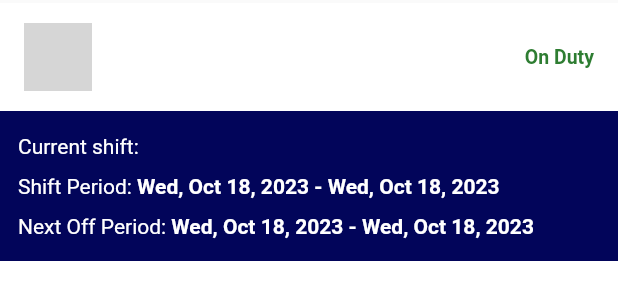
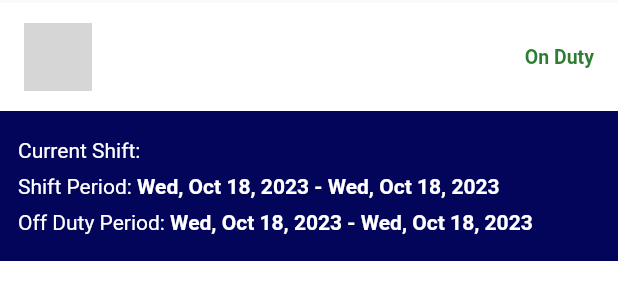
Before and after one commit to Enisco/hospital_staff_management, a Flutter app: the StaffCard widget shown alone on an empty page, opened directly with empty values, on a phone screen of 412 x 824 dp. Shown: the top 300 px of the screen. Run offline on Flutter 3.47's test engine with Material 2 defaults, Android fonts, the phone set to English and light mode, and no system bars; our stand-ins replace avatar_glow, cached_network_image, carousel_slider, equatable, expandable, firebase_core and 9 more; missing offline and left inert: cupertino_will_pop_scope, omni_datetime_picker; accounts and stored records are empty; network calls fail; project files that could hold a hidden picture were left out; grey boxes are pictures that could not be loaded.

Commit message:
completed time chck logics on staff card

```diff
--- a/lib/ui/features/homepage/homepage_views/widgets/staffs_card.dart
+++ b/lib/ui/features/homepage/homepage_views/widgets/staffs_card.dart
@@ -23,7 +23,7 @@ class StaffCard extends StatelessWidget {
     required DateTime endDate,
   }) {
     String formattedDateString =
-        "${DateFormat.yMMMEd().format(startDate)} - ${DateFormat.yMMMEd().format(endDate)} ";
+        "${DateFormat.yMMMEd().format(startDate)} - ${DateFormat.yMMMEd().format(endDate)}";
     return formattedDateString;
   }
 
@@ -101,8 +101,8 @@ class StaffCard extends StatelessWidget {
 
                 /// Check if schedules exist,
                 /// If exists, check if the shift and off end dates are not before today
-                  staffData.offPeriod?.start == null &&
-                              staffData.currentShift?.start == null ||
+                (staffData.offPeriod?.start == null &&
+                            staffData.currentShift?.start == null) ||
                         (staffData.offPeriod?.end?.isBefore(DateTime.now()) ==
                                 true &&
                             staffData.currentShift?.end
@@ -118,66 +118,76 @@ class StaffCard extends StatelessWidget {
                         color: AppColors.kPrimaryColor,
                         child: Column(
                           crossAxisAlignment: CrossAxisAlignment.start,
-                            mainAxisAlignment: staffData.offPeriod?.start
-                                        ?.isBefore(DateTime.now()) ==
-                                    true
-                                ? MainAxisAlignment.center
-                                : MainAxisAlignment.spaceAround,
+                          mainAxisAlignment: MainAxisAlignment.spaceEvenly,
                           children: [
-                              // Check if Duty time hasn't elapsed
-                              staffData.offPeriod?.start
-                                          ?.isBefore(DateTime.now()) ==
-                                      true
+                            // Check if Duty time is in the future
+
+                            staffData.currentShift?.start == null
                                 ? const SizedBox.shrink()
                                 : RichText(
                                     text: TextSpan(
-                                        text: staffData.offPeriod?.start
-                                                    ?.isAfter(DateTime.now()) ==
-                                                true
-                                            ? "Next Shift: "
-                                            : "Current shift: ",
+                                      text: (DateTime.now().isAtSameMomentAs(
+                                                      staffData.currentShift!
+                                                          .start!) ==
+                                                  true ||
+                                              DateTime.now().isAfter(staffData
+                                                      .currentShift!.start!) ==
+                                                  true)
+                                          ? "Current Shift: "
+                                          : "Next Shift: ",
                                       style: AppStyles.subStringStyle(
                                         14,
                                         AppColors.plainWhite,
                                       ),
                                       children: [
                                         TextSpan(
-                                            text:
-                                                staffData.currentShift?.shift ??
-                                                    'Unspecified',
+                                          text: DateTime.now().isAfter(staffData
+                                                      .currentShift!.end!) ==
+                                                  true
+                                              ? "Unspecified"
+                                              : staffData.currentShift?.start ==
+                                                      null
+                                                  ? "Unspecified"
+                                                  : staffData
+                                                      .currentShift!.shift,
                                           style: AppStyles.keyStringStyle(
-                                                14, AppColors.plainWhite),
+                                            14,
+                                            AppColors.plainWhite,
+                                          ),
                                         ),
                                       ],
                                     ),
                                   ),
 
-                              // Check if Duty time is in the future
-                              staffData.offPeriod?.start
-                                          ?.isBefore(DateTime.now()) ==
-                                      true
+                            staffData.currentShift?.start == null
                                 ? const SizedBox.shrink()
                                 : RichText(
                                     text: TextSpan(
-                                        text: staffData.offPeriod?.start
-                                                    ?.isAfter(DateTime.now()) ==
-                                                true
-                                            ? "Next Shift Period: "
-                                            : "Shift Period: ",
+                                      text: (DateTime.now().isAtSameMomentAs(
+                                                      staffData.currentShift!
+                                                          .start!) ==
+                                                  true ||
+                                              DateTime.now().isAfter(staffData
+                                                      .currentShift!.start!) ==
+                                                  true)
+                                          ? "Shift Period: "
+                                          : "Next Shift Period: ",
                                       style: AppStyles.subStringStyle(
                                         14,
                                         AppColors.plainWhite,
                                       ),
                                       children: [
                                         TextSpan(
-                                            text:
-                                                staffData.currentShift?.start ==
+                                          text: DateTime.now().isAfter(staffData
+                                                      .currentShift!.end!) ==
+                                                  true
+                                              ? "Unspecified"
+                                              : staffData.currentShift?.start ==
                                                       null
                                                   ? "Unspecified"
                                                   : formatPeriod(
                                                       startDate: staffData
-                                                            .currentShift!
-                                                            .start!,
+                                                          .currentShift!.start!,
                                                       endDate: staffData
                                                           .currentShift!.end!,
                                                     ),
@@ -189,12 +199,20 @@ class StaffCard extends StatelessWidget {
                                       ],
                                     ),
                                   ),
+
                             RichText(
                               text: TextSpan(
-                                  text: (staffData.offPeriod?.start
-                                              ?.isBefore(DateTime.now()) ==
+                                text: (DateTime.now().isAtSameMomentAs(
+                                                staffData.offPeriod!.start!) ==
+                                            true ||
+                                        DateTime.now().isAfter(
+                                                staffData.offPeriod!.start!) ==
                                             true)
-                                      ? "Off Duty Period: "
+                                    ? DateTime.now().isAfter(
+                                                staffData.offPeriod!.end!) ==
+                                            true
+                                        ? "Last Off Period: "
+                                        : "Off Duty Period: "
                                     : "Next Off Period: ",
                                 style: AppStyles.subStringStyle(
                                   14,
@@ -207,8 +225,7 @@ class StaffCard extends StatelessWidget {
                                         : formatPeriod(
                                             startDate:
                                                 staffData.offPeriod!.start!,
-                                              endDate:
-                                                  staffData.offPeriod!.end!,
+                                            endDate: staffData.offPeriod!.end!,
                                           ),
                                     style: AppStyles.keyStringStyle(
                                       14,
@@ -225,7 +242,8 @@ class StaffCard extends StatelessWidget {
             ),
           ),
         );
-        });
+      },
+    );
   }
 }
 
--- a/lib/ui/features/profile/profile_controller/staff_controller.dart
+++ b/lib/ui/features/profile/profile_controller/staff_controller.dart
@@ -2,6 +2,7 @@
 
 import 'package:firebase_database/firebase_database.dart';
 import 'package:flutter/material.dart';
+import 'package:flutter/services.dart';
 import 'package:get/get.dart';
 import 'dart:io';
 import 'package:firebase_storage/firebase_storage.dart';
@@ -125,9 +126,10 @@ class CreateStaffAccountController extends GetxController {
           ]),
           () {},
           AppColors.fullBlack,
-          1000,
+          1500,
         );
-        // context.pop();
+        resetValues();
+        SystemChannels.textInput.invokeMethod('TextInput.hide');
       });
     } else {
       showCustomSnackBar(context, "Ensure all fields are filled", () {},
```
Also changed, not shown: lib/ui/features/create_account/create_account_model/staff_account_model.dart (+0 -8 lines), lib/ui/features/homepage/homepage_controller/homepage_controller.dart (+39 -22 lines), lib/ui/features/homepage/homepage_views/staff_schedule_pageview.dart (+9 -1 lines), lib/ui/features/profile/profile_view/add_staff_pageview.dart (+17 -19 lines). Lines whose indentation alone changed are shown as unchanged.
